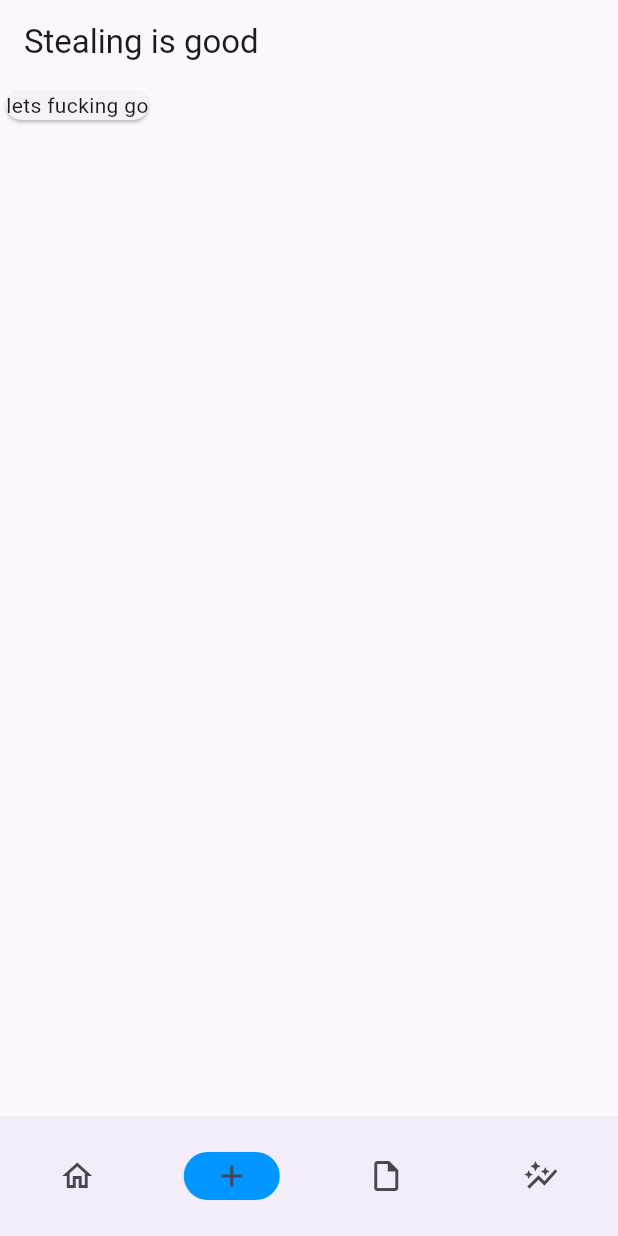
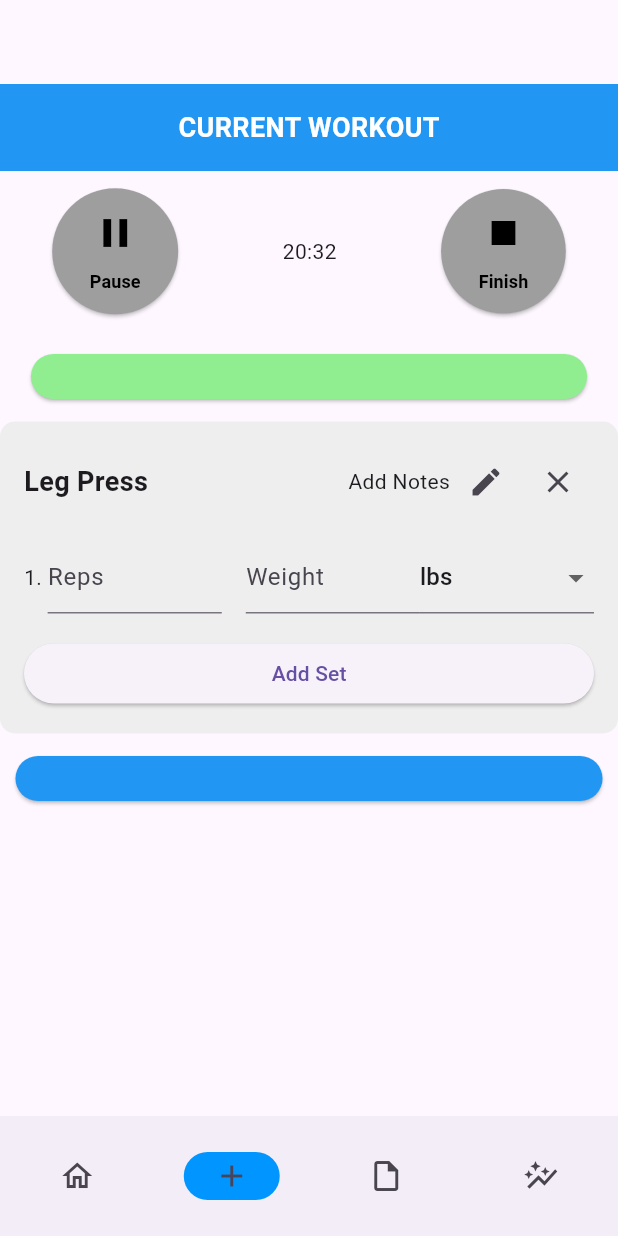
Before and after one commit to ruchihegde/exercise_tracking_app, a Flutter app: the screen it shows after launch, item 2 of the bottom bar chosen, on a phone screen of 412 x 824 dp. Run offline on Flutter 3.47's test engine with Material 3 defaults, Android fonts, the phone set to English and light mode, and no system bars.

Commit message:
live workout base

```diff
--- a/lib/models/ExerciseModel.dart
+++ b/lib/models/ExerciseModel.dart
@@ -0,0 +1,3 @@
+class Exercise{
+
+}
--- a/lib/models/WorkoutModel.dart
+++ b/lib/models/WorkoutModel.dart
@@ -0,0 +1,18 @@
+class Workout{
+  List<Exercise> completed;
+  int time;
+  String workoutName;
+  DateTime date;
+  int intensity;
+
+  Workout(this.completed, this.time, this.workoutName, this.date, this.intensity);
+}
+
+class Exercise{
+  String name;
+  int sets;
+  int weight;
+  int time;
+
+  Exercise(this.name, this.sets, this.weight, this.time);
+}
--- a/lib/views/MainView.dart
+++ b/lib/views/MainView.dart
@@ -1,6 +1,7 @@
 import 'package:exercise_tracking_app/views/HomeView.dart';
 import 'package:exercise_tracking_app/views/StatsView.dart';
 import 'package:exercise_tracking_app/views/TemplatesView.dart';
+import 'package:exercise_tracking_app/views/WorkoutView.dart';
 import 'package:flutter/material.dart';
 
 class MainView extends StatefulWidget {
@@ -17,14 +18,9 @@ class _MainViewState extends State<MainView> {
   @override
   Widget build(BuildContext context) {
     return Scaffold(
-      appBar: AppBar(
-        title: const Text('Stealing is good'),
-      ),
       body: <Widget> [
           const HomeView(),
-          const Card(
-            child: Text('lets fucking go')
-          ),
+          const WorkoutView(),
           const TemplatesView(),
           const StatsView(),
       ][_selectedIndex],
--- a/lib/views/WorkoutView.dart
+++ b/lib/views/WorkoutView.dart
@@ -0,0 +1,26 @@
+import 'package:flutter/material.dart';
+import 'package:exercise_tracking_app/views/widgets/LiveWorkout.dart';
+import 'package:exercise_tracking_app/views/widgets/PastWorkout.dart';
+
+class WorkoutView extends StatefulWidget{
+  const WorkoutView({super.key});
+
+  @override
+  State<WorkoutView> createState() => _WorkoutViewState();
+}
+
+class _WorkoutViewState extends State<WorkoutView> {
+  final int _selectedIndex = 0;
+
+  @override
+  Widget build(BuildContext context) {
+    return Scaffold(
+      appBar: AppBar(
+      ),
+      body: <Widget> [ // depending on what they click
+        const LiveWorkout(),
+        const PastWorkout(),
+      ][_selectedIndex]
+      );
+  }
+}
--- /dev/null
+++ b/lib/views/widgets/LiveWorkout.dart
@@ -0,0 +1,314 @@
+import 'package:flutter/material.dart';
+
+class LiveWorkout extends StatefulWidget {
+  const LiveWorkout({super.key});
+
+  @override
+  _LiveWorkoutState createState() => _LiveWorkoutState();
+}
+
+class _LiveWorkoutState extends State<LiveWorkout> {
+
+  final _workoutSetInputState = _WorkoutSetInputState(); // Create state instance
+
+  int _numExercises = 1;
+  void _addExercise(){
+    setState(() {
+      _numExercises++;
+    });
+  }
+
+  void _deleteExercise(){
+    setState(() {
+      _numExercises--;
+    });
+  }
+
+  @override
+  Widget build(BuildContext context) {
+    return Scaffold(
+      body: SingleChildScrollView(
+        child: Column(
+          children: [
+            const WorkoutHeader(),
+            Row(
+              mainAxisAlignment: MainAxisAlignment.spaceAround,
+              children: [
+                StartStop(
+                  icon: Icons.pause,
+                  label: 'Pause',
+                  onPressed: () {
+
+                  },
+                ),
+                const Text("20:32"),
+                StartStop(
+                  icon: Icons.stop,
+                  label: 'Finish',
+                  onPressed: () {
+                  },
+                ),
+              ],
+            ),
+            const SizedBox(height:15), // gap
+            SetAdd(onAddSet: _addExercise),
+            const SizedBox(height:15),
+            for(int i = 0; i < _numExercises; i++) // have to incorporate as custom based on templates
+            WorkoutSetInput(exerciseName: 'Leg Press', isSwim: false, onDeleteExercise: _deleteExercise),
+            const SizedBox(height:15),
+            const SaveWorkout(),
+          ],
+        )
+      )
+    );
+  }
+
+}
+
+class WorkoutSetInput extends StatefulWidget {
+  final String exerciseName;
+  final bool isSwim;
+  final VoidCallback onDeleteExercise;
+
+  const WorkoutSetInput({super.key, required this.exerciseName, required this.isSwim, required this.onDeleteExercise});
+
+  @override
+  // ignore: library_private_types_in_public_api
+  _WorkoutSetInputState createState() => _WorkoutSetInputState();
+}
+
+class _WorkoutSetInputState extends State<WorkoutSetInput> {
+  int _numSets = 1;
+  String _selectedUnit = 'lbs';
+
+  void _changeUnit(String newUnit) {
+    setState(() {
+      _selectedUnit = newUnit;
+    });
+  }
+
+  void _addSet() {
+    setState(() {
+      _numSets++;
+    });
+  }
+
+  void _deleteExercise() {
+    widget.onDeleteExercise();
+  }
+
+  @override
+  Widget build(BuildContext context) {
+    return Container(
+      padding: const EdgeInsets.all(16),
+      decoration: BoxDecoration(
+        color: Colors.grey[200],
+        borderRadius: BorderRadius.circular(10),
+
+      ),
+      child: Column(
+        crossAxisAlignment: CrossAxisAlignment.start,
+        children: [
+            Row(
+              mainAxisAlignment: MainAxisAlignment.spaceBetween,
+              children: [
+                Text(
+                  widget.exerciseName,
+                  style: const TextStyle(
+                    fontSize: 18,
+                    fontWeight: FontWeight.bold,
+                  ),
+                ),
+                Row(
+                  children: [
+                    const Text('Add Notes'),
+                    IconButton(
+                      icon: const Icon(Icons.edit),
+                      onPressed: () {
+                        // Handle note editing
+                      },
+                    ),
+                    IconButton(
+                      icon: const Icon(Icons.close),
+                      onPressed: _deleteExercise,
+                    ),
+                  ],
+                ),
+              ],
+          ),
+          const SizedBox(height: 16),
+          for (int i = 0; i < _numSets; i++)
+            Padding(
+              padding: const EdgeInsets.only(bottom: 16),
+              child: Row(
+                children: [
+                  Text('${i + 1}. '),
+                  const Expanded(
+                    child: TextField(
+                      decoration: InputDecoration(
+                        hintText: 'Reps',
+                      ),
+                      keyboardType: TextInputType.number,
+                    ),
+                  ),
+                  const SizedBox(width: 16),
+                  const Expanded(
+                    child: TextField(
+                      decoration: InputDecoration(
+                        hintText: 'Weight',
+                      ),
+                      keyboardType: TextInputType.number,
+                    ),
+                  ),
+                  Expanded(
+                    child: DropdownButtonFormField(
+                      value: 'lbs', // Default value
+                      items: const [
+                        DropdownMenuItem(value: 'lbs', child: Text('lbs')),
+                        DropdownMenuItem(value: 'kgs', child: Text('kgs')),
+                      ],
+                      onChanged: (value) {
+                        _changeUnit(value!);
+                      },
+                    ),
+                  ),
+                ],
+              ),
+            ),
+          ElevatedButton(
+            onPressed: _addSet,
+            child: const Align(
+              alignment: Alignment.center,
+              child: Text('Add Set')
+            ),
+          ),
+        ],
+      ),
+    );
+  }
+}
+
+class SetAdd extends StatelessWidget{
+  final VoidCallback onAddSet;
+  const SetAdd({super.key, required this.onAddSet});
+
+  @override
+  Widget build(BuildContext context) {
+    return SizedBox( // green + button
+      width: MediaQuery.of(context).size.width * 0.9,
+      height: 30,
+      child: ElevatedButton(
+        onPressed: onAddSet,
+        style: ElevatedButton.styleFrom(
+          shape: RoundedRectangleBorder(
+            borderRadius: BorderRadius.circular(18.0),
+          ),
+          backgroundColor: const Color.fromRGBO(144, 238, 144, 1),
+          padding: const EdgeInsets.all(16),
+        ),
+        child:  const Column(
+          mainAxisAlignment: MainAxisAlignment.center,
+          children: [
+            Icon(
+              Icons.add,
+              size: 10,
+              color: Colors.black,
+            ),
+          ],
+        ),
+      ),
+    );
+  }
+}
+
+class SaveWorkout extends StatelessWidget{
+  const SaveWorkout({super.key});
+
+  @override
+  Widget build(BuildContext context) {
+    return SizedBox( // green + button
+      width: MediaQuery.of(context).size.width * 0.95,
+      height: 30,
+      child: ElevatedButton(
+        onPressed: () {},
+        style: ElevatedButton.styleFrom(
+          shape: RoundedRectangleBorder(
+            borderRadius: BorderRadius.circular(18.0),
+          ),
+          backgroundColor: Colors.blue,
+          padding: const EdgeInsets.all(16),
+        ),
+        child:  const Column(
+          mainAxisAlignment: MainAxisAlignment.center,
+          children: [
+            Text(
+              'Save Workout',
+              style: TextStyle(
+                color: Colors.white,
+                fontSize: 10,
+              )
+            )
+          ],
+        ),
+      ),
+    );
+  }
+}
+
+class WorkoutHeader extends StatelessWidget{
+  const WorkoutHeader({super.key});
+  @override
+  Widget build(BuildContext context) {
+    return Container(
+      padding: const EdgeInsets.symmetric(vertical: 16.0),
+      decoration: const BoxDecoration(
+        color: Colors.blue, // Customize the background color
+      ),
+      child: const Align(
+        alignment: Alignment.center, // Center the text horizontally
+        child: Text(
+          'CURRENT WORKOUT',
+          style: TextStyle(
+            color: Colors.white, // Customize the text color
+            fontSize: 18.0,
+            fontWeight: FontWeight.bold,
+          ),
+        ),
+      ),
+    );
+  }
+}
+
+class StartStop extends StatelessWidget{
+  const StartStop({super.key, required this.icon, required this.label, required this.onPressed});
+  final IconData icon;
+  final String label;
+  final VoidCallback onPressed;
+
+  @override
+  Widget build(BuildContext context) {
+    return ElevatedButton(
+      onPressed: onPressed,
+      style: ElevatedButton.styleFrom(
+        shape: const CircleBorder(),
+        backgroundColor: Colors.grey,
+        padding: const EdgeInsets.all(25),
+      ),
+      child: Column(
+        mainAxisAlignment: MainAxisAlignment.center,
+        children: [
+          Icon(
+            icon,
+            size: 32, // Adjust icon size as needed
+            color: Colors.black, // Customize icon color
+          ),
+          const SizedBox(height: 8),
+          Text(
+            label,
+            style: const TextStyle(fontSize: 12, fontWeight: FontWeight.bold, color: Colors.black),
+          ),
+        ],
+      ),
+    );
+  }
+}
--- /dev/null
+++ b/lib/views/widgets/PastWorkout.dart
@@ -0,0 +1,11 @@
+import 'package:flutter/material.dart';
+
+class PastWorkout extends StatelessWidget {
+  const PastWorkout({super.key});
+
+  @override
+  Widget build(BuildContext context) {
+    // TODO: implement build
+    throw UnimplementedError();
+  }
+}
```
